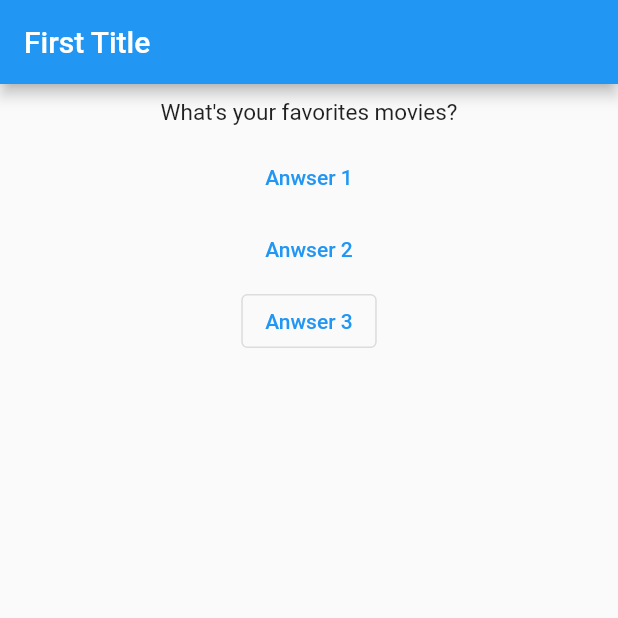
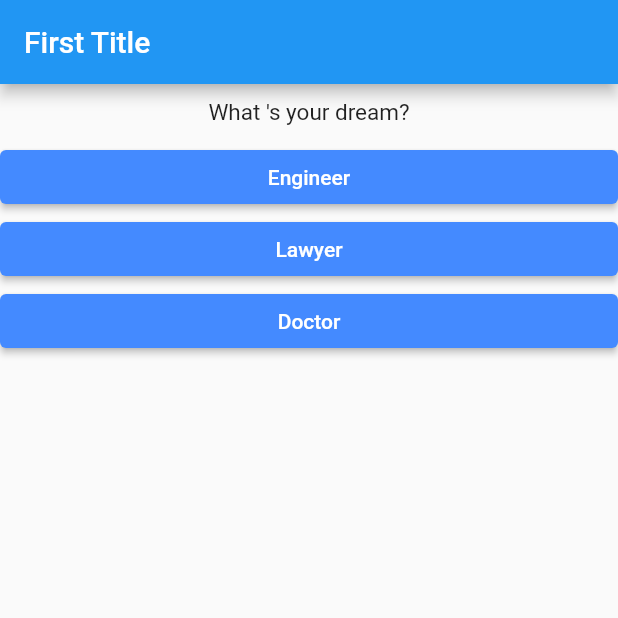
Before and after one commit to whatmmobd3/udemy-new1, a Flutter app: the screen it shows after launch, on a phone screen of 412 x 824 dp, the top half of it. Run offline on Flutter 3.47's test engine with Material 2 defaults, Android fonts, the phone set to English and light mode, and no system bars.

```diff
--- /dev/null
+++ b/lib/answer.dart
@@ -0,0 +1,26 @@
+import 'package:flutter/cupertino.dart';
+import 'package:flutter/material.dart';
+
+class Answer extends StatelessWidget {
+  // const Answer({Key? key}) : super(key: key);
+
+  final Function selectHandler;
+  final String answerText;
+
+  Answer(this.selectHandler, this.answerText);
+
+  @override
+  Widget build(BuildContext context) {
+    return Container(
+      width: double.infinity,
+      child: ElevatedButton(
+        style: ElevatedButton.styleFrom(
+            foregroundColor: Colors.white, backgroundColor: Colors.blueAccent),
+        child: Text(answerText),
+        onPressed: () {
+          this.selectHandler();
+        },
+      ),
+    );
+  }
+}
--- a/lib/main.dart
+++ b/lib/main.dart
@@ -1,4 +1,5 @@
 import 'package:flutter/material.dart';
+import 'package:new1/answer.dart';
 import 'package:new1/question.dart';
 
 void main() {
@@ -13,10 +14,35 @@ class MyApp extends StatefulWidget {
 }
 
 class _MyAppState extends State<MyApp> {
-  var question = ["What's your favorites movies?", "What 's your dream?"];
+  var _questionIndex = 0;
+
+  void _answerQuestion() {
+    setState(() {
+      if (_questionIndex > 1) {
+        _questionIndex = 0;
+      } else {
+        _questionIndex = _questionIndex + 1;
+      }
+    });
+    print(_questionIndex);
+  }
 
   @override
   Widget build(BuildContext context) {
+    var questions = [
+      {
+        'questionText': "What 's your dream?",
+        "answer": ['Engineer', "Lawyer", "Doctor"]
+      },
+      {
+        "questionText": "What's your favorites movies?",
+        "answer": ["Superman", "Never Back Down"]
+      },
+      {
+        "questionText": "What's your favorites football club?",
+        "answer": ["Chelsea", "Liverpool", "Real Madrid"]
+      },
+    ];
     return MaterialApp(
       home: Scaffold(
         appBar: AppBar(
@@ -24,11 +50,12 @@ class _MyAppState extends State<MyApp> {
         ),
         body: Column(
           children: [
-            Question(question[0]),
-            TextButton(onPressed: () {}, child: Text("Anwser 1")),
-            TextButton(onPressed: () {}, child: Text("Anwser 2")),
-
-            OutlinedButton(onPressed: () {}, child: Text("Anwser 3"))
+            Question(questions[_questionIndex]['questionText'].toString()),
+            // Answer(_answerQuestion, "123"),
+            ...(questions[_questionIndex]['answer'] as List<String>)
+                .map((answer) {
+              return Answer(_answerQuestion, answer);
+            }).toList()
           ],
         ),
       ),
--- a/lib/question.dart
+++ b/lib/question.dart
@@ -3,13 +3,13 @@ import 'package:flutter/cupertino.dart';
 class Question extends StatelessWidget {
   final String questionText;
 
-  Question(this.questionText);
+  const Question(this.questionText);
 
   @override
   Widget build(BuildContext context) {
     return Container(
         width: double.infinity,
-        margin: EdgeInsets.all(10),
+        margin: const EdgeInsets.all(10),
         child: Text(
           questionText,
           style: const TextStyle(fontSize: 15),
```
